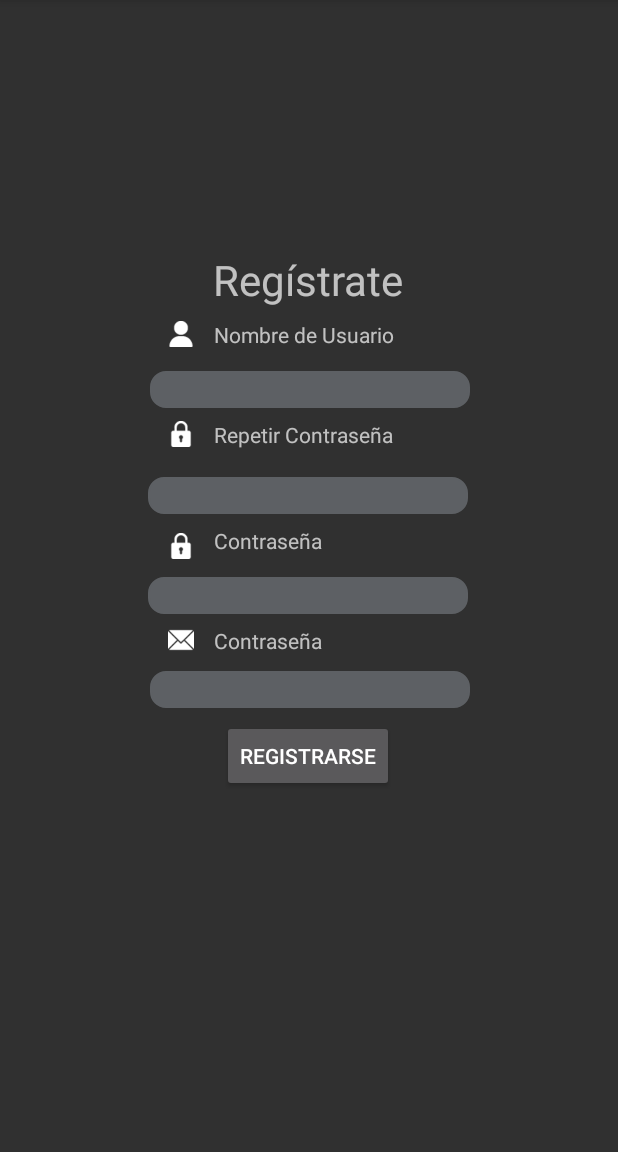
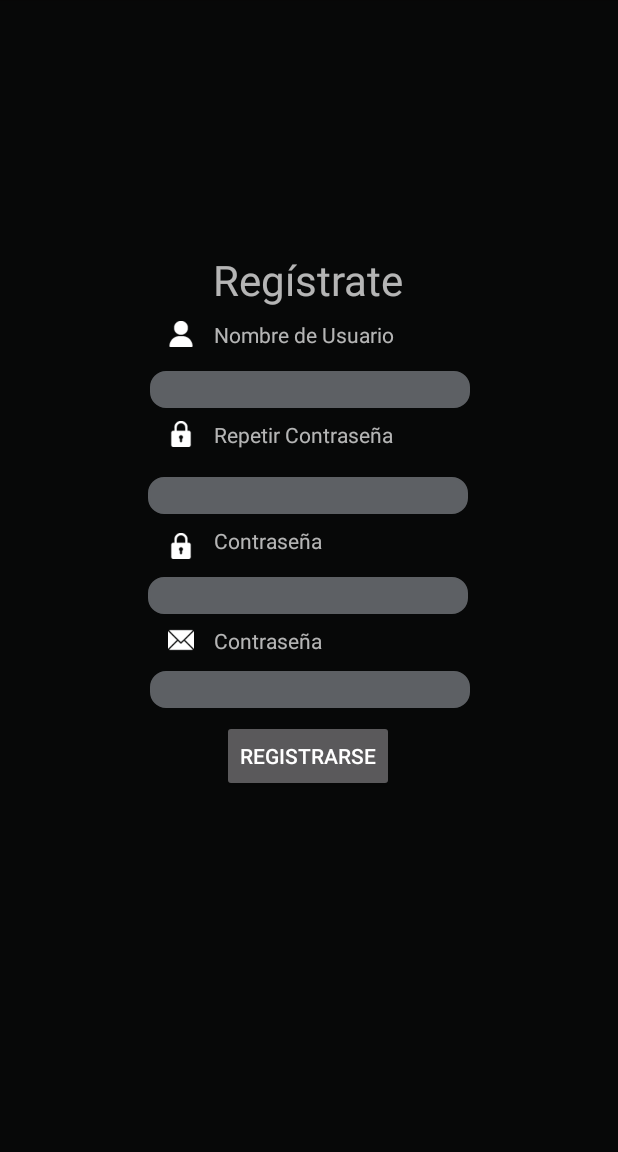
Before and after one commit to Salasian/MovilesCinema, an Android app: the RegistrarseActivity screen opened directly, with no data from a screen before it, on a phone screen of 412 x 824 dp, the part 84-1236 px from its top. Run offline under Robolectric (Android 15) with nearby library versions, the phone set to English and light mode, and no system bars; Roboto replaces fonts that are not available here.

Commit message:
black background inicio sesion

```diff
--- a/cinema/app/src/main/res/layout/activity_inicio_sesion.xml
+++ b/cinema/app/src/main/res/layout/activity_inicio_sesion.xml
@@ -4,7 +4,8 @@
     xmlns:tools="http://schemas.android.com/tools"
     android:layout_width="match_parent"
     android:layout_height="match_parent"
-    tools:context=".ui.InicioSesionActivity">
+    tools:context=".ui.InicioSesionActivity"
+    android:background="@color/almostblack">
 
     <ImageView
         android:id="@+id/imageView5"
--- a/cinema/app/src/main/res/layout/activity_registrarse.xml
+++ b/cinema/app/src/main/res/layout/activity_registrarse.xml
@@ -4,7 +4,8 @@
     xmlns:tools="http://schemas.android.com/tools"
     android:layout_width="match_parent"
     android:layout_height="match_parent"
-    tools:context=".ui.RegistrarseActivity">
+    tools:context=".ui.RegistrarseActivity"
+    android:background="@color/almostblack">
 
     <TextView
         android:id="@+id/textView8"
--- a/cinema/app/src/main/res/values/colors.xml
+++ b/cinema/app/src/main/res/values/colors.xml
@@ -7,6 +7,7 @@
     <color name="yellow">#FFD700</color>
     <color name="teal_700">#FF018786</color>
     <color name="black">#FF000000</color>
+    <color name="almostblack">#070808</color>
     <color name="white">#FFFFFFFF</color>
     <color name="Banner">#1E1E1E </color>
     <color name="Fondo">#333333</color>
```
